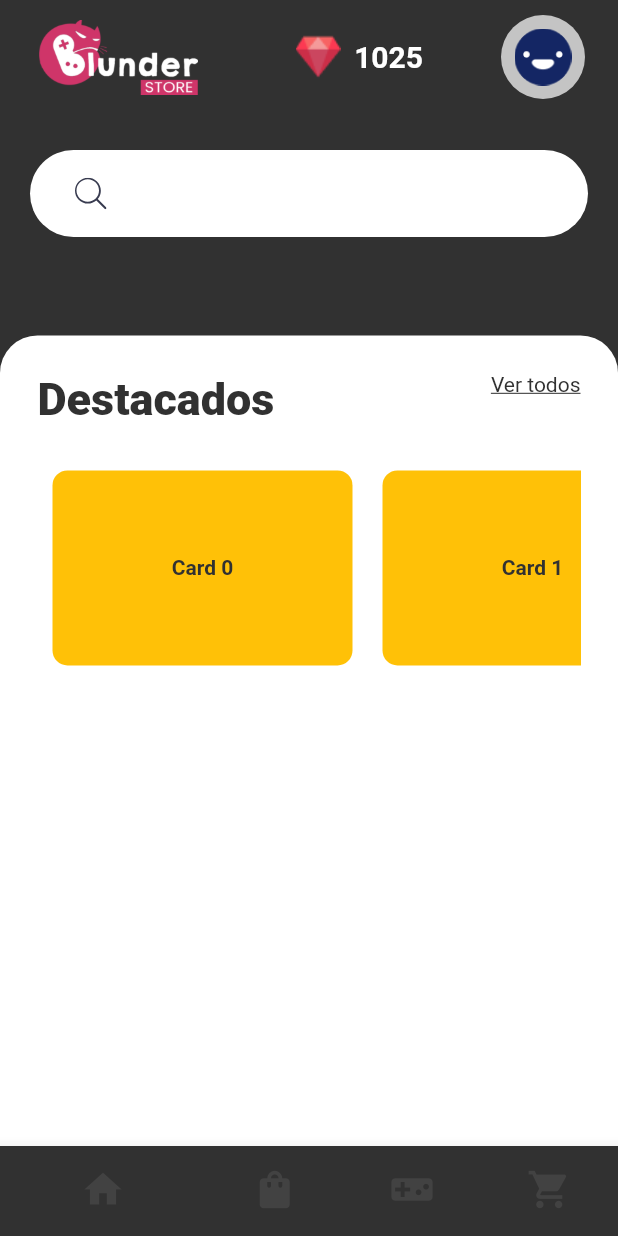
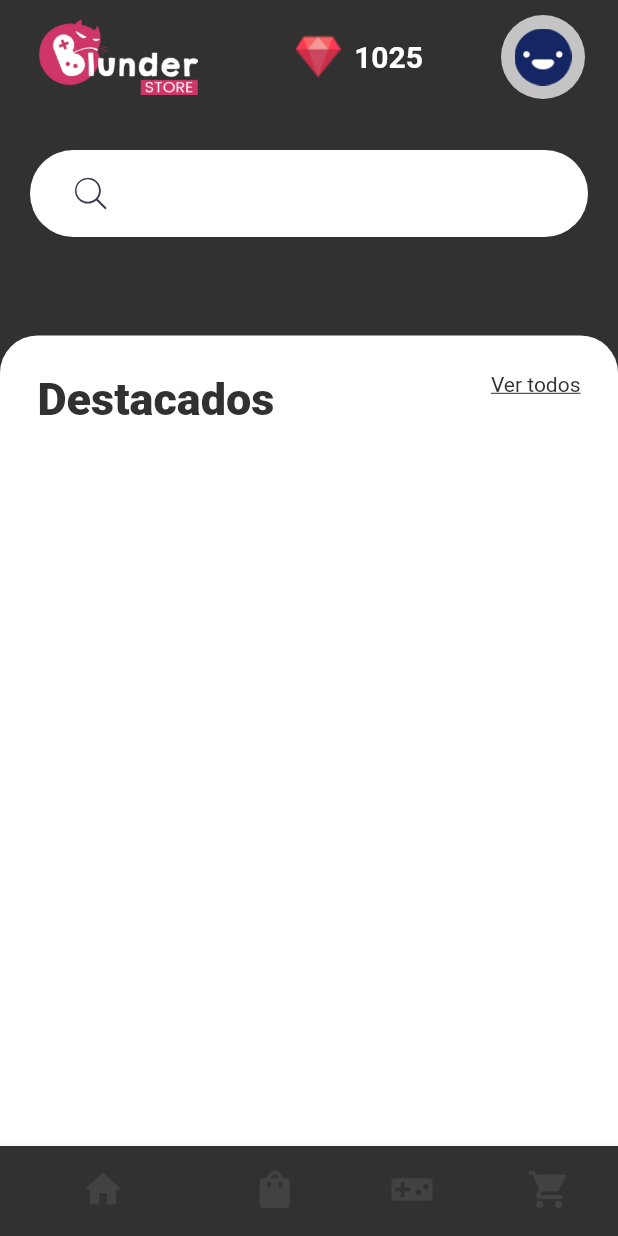
Before and after one commit to joclpacheb/blunder_store_app, a Flutter app: the HomeScreen screen opened directly, on a phone screen of 412 x 824 dp. Run offline on Flutter 3.47's test engine with Material 2 defaults, Android fonts, the phone set to English and light mode, and no system bars; our stand-ins replace flutter_svg.

Commit message:
:construction: main shop WIP

```diff
--- a/lib/screens/main_shop.dart
+++ b/lib/screens/main_shop.dart
@@ -5,7 +5,7 @@ import 'package:blunder_store_app/constants.dart';
 import 'package:blunder_store_app/widgets/search_bar.dart';
 //import 'package:blunder_store_app/widgets/category_card.dart';
 //import 'package:blunder_store_app/widgets/bottom_nav_bar.dart';
-//import 'package:blunder_store_app/screens/details_screen.dart';
+import 'package:blunder_store_app/screens/details_screen.dart';
 
 class MainShop extends StatelessWidget {
   @override
@@ -159,38 +159,10 @@ class HomeScreen extends StatelessWidget {
                             )),
                       ],
                     ),
-                    const SizedBox(
-                      height: 20,
+                    SingleChildScrollView(
+                      scrollDirection: Axis.horizontal,
+                      child: Row(),
                     ),
-                    SizedBox(
-                      height: 150.0,
-                      child: ListView.builder(
-                        itemCount: 4,
-                        physics: ClampingScrollPhysics(),
-                        shrinkWrap: true,
-                        scrollDirection: Axis.horizontal,
-                        itemBuilder: (context, index) => Container(
-                          height: 200.0,
-                          width: 200.0,
-                          margin: EdgeInsets.all(10.0),
-                          padding: EdgeInsets.all(10.0),
-                          decoration: BoxDecoration(
-                            borderRadius: BorderRadius.circular(10),
-                            color: Colors.amber,
-                          ),
-                          child: Center(
-                            child: Text(
-                              "Card $index",
-                              style: TextStyle(
-                                color: fondoDark,
-                                fontSize: 14,
-                                fontWeight: FontWeight.w600,
-                              ),
-                            ),
-                          ),
-                        ),
-                      ),
-                    )
                   ],
                 )),
           ),
```
